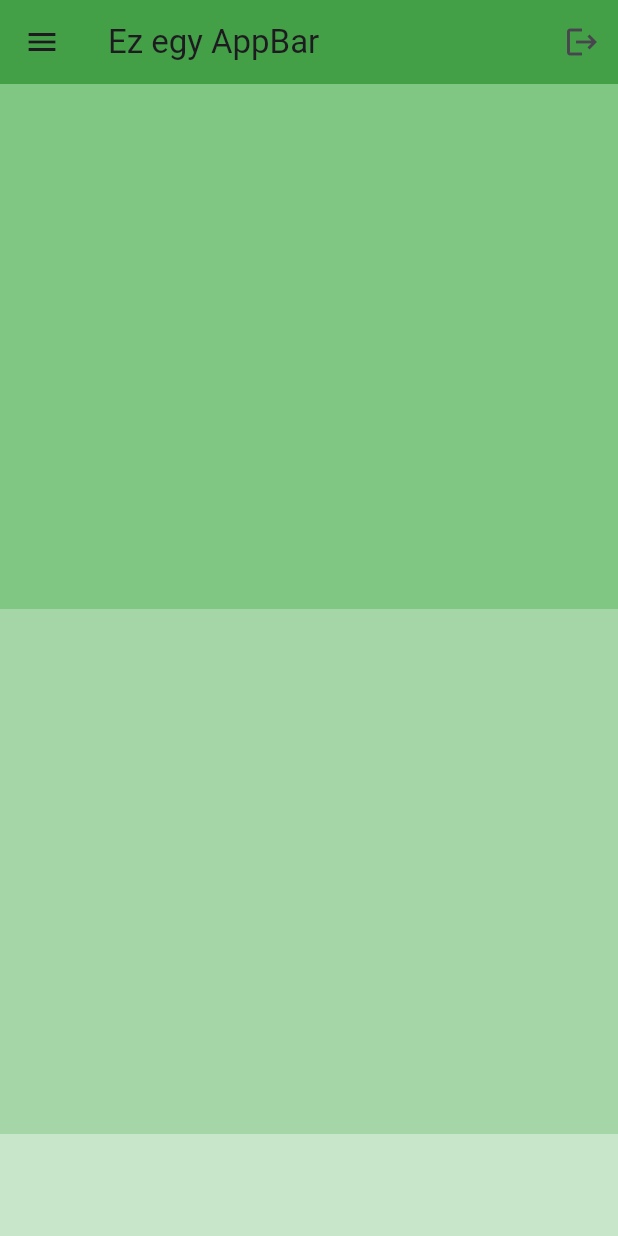
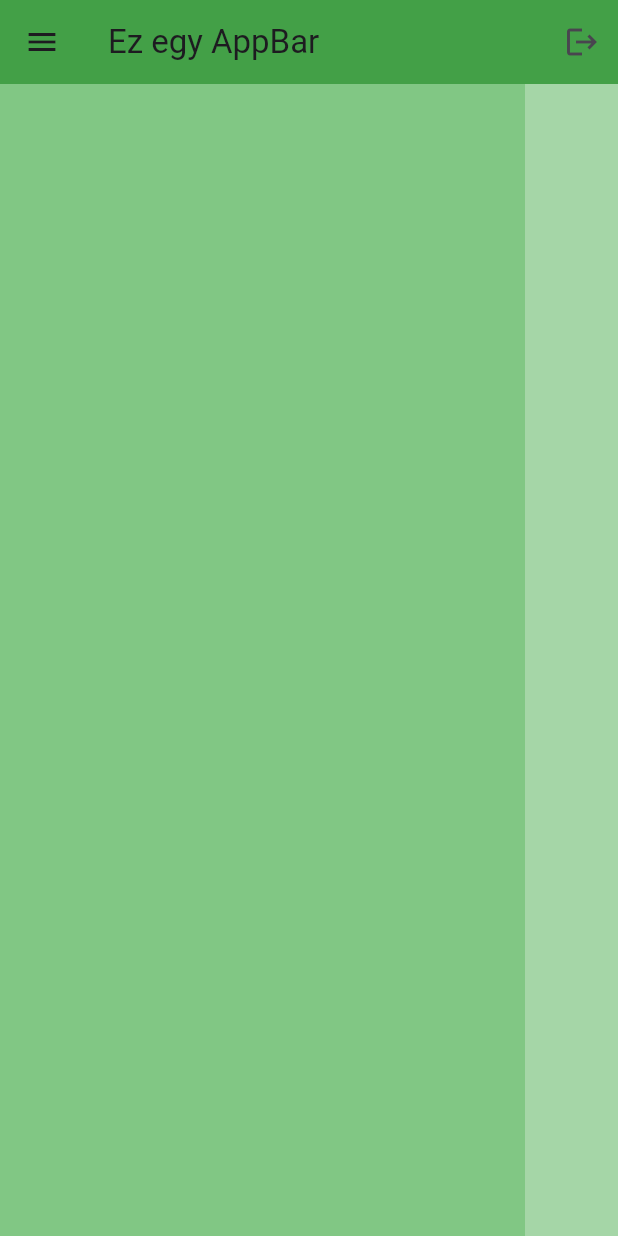
Before and after one commit to dajkagabi/Flutter-2024, a Flutter app: the screen it shows after launch, on a phone screen of 412 x 824 dp. Run offline on Flutter 3.47's test engine with Material 3 defaults, Android fonts, the phone set to English and light mode, and no system bars.

Commit message:
ListView horizontal

```diff
--- a/lib/main.dart
+++ b/lib/main.dart
@@ -24,22 +24,23 @@ class MyApp extends StatelessWidget {
           actions: [IconButton(onPressed: () {}, icon: Icon(Icons.logout))],
         ),
         body: ListView(
+          scrollDirection: Axis.horizontal,
           children: [
             //1 box
             Container(
-              height: 350,
+              width: 350,
               color: Colors.green[300],
             ),
 
             //2 box
             Container(
-              height: 350,
+              width: 350,
               color: Colors.green[200],
             ),
 
             //3 box
             Container(
-              height: 350,
+              width: 350,
               color: Colors.green[100],
             ),
           ],
```
